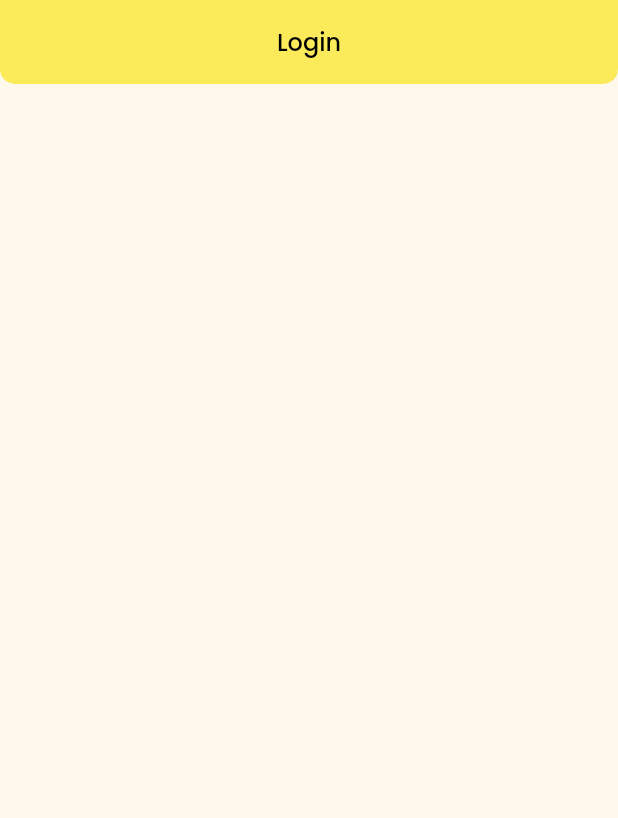
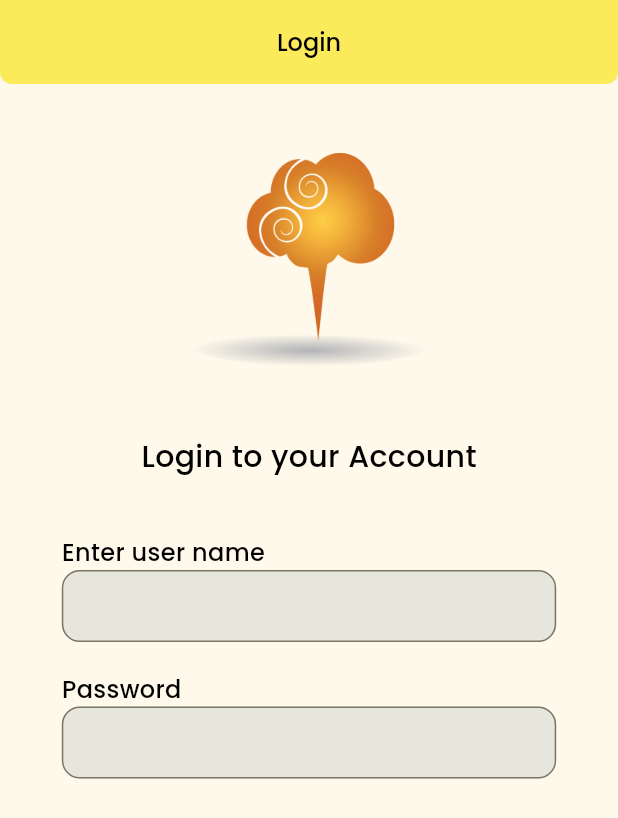
Before and after one commit to Vineeth-Kolichal/code-land-app, a Flutter app: the screen it shows after launch, on a phone screen of 412 x 824 dp. Shown: the top 818 px of the screen. Run offline on Flutter 3.47's test engine with Material 3 defaults, Android fonts, the phone set to English and light mode, and no system bars; our stand-ins replace google_fonts.

Commit message:
text form field designed

```diff
--- a/lib/core/theme/app_theme.dart
+++ b/lib/core/theme/app_theme.dart
@@ -11,4 +11,5 @@ class AppTheme {
   //Colors
   static const Color themeYello = Color(0xFFFBEB5A);
   static const Color blackColor = Colors.black;
+  static const Color textFieldBg = Color(0xFFE7E6DD);
 }
--- a/lib/core/theme/font_styles.dart
+++ b/lib/core/theme/font_styles.dart
@@ -3,3 +3,5 @@ import 'package:flutter/material.dart';
 
 const txt16Black500 = TextStyle(
     fontSize: 16, fontWeight: FontWeight.w500, color: AppTheme.blackColor);
+const txt20Black500 = TextStyle(
+    fontSize: 20, fontWeight: FontWeight.w500, color: AppTheme.blackColor);
--- a/lib/features/Authentication/presentation/pages/login_page.dart
+++ b/lib/features/Authentication/presentation/pages/login_page.dart
@@ -1,3 +1,4 @@
+import 'package:dev_test/common/widgets/space.dart';
 import 'package:dev_test/core/theme/app_theme.dart';
 import 'package:dev_test/core/theme/font_styles.dart';
 import 'package:flutter/material.dart';
@@ -12,7 +13,7 @@ class LoginPage extends StatelessWidget {
         backgroundColor: AppTheme.themeYello,
         shape: RoundedRectangleBorder(
           borderRadius: BorderRadius.vertical(
-            bottom: Radius.circular(10),
+            bottom: Radius.circular(8),
           ),
         ),
         title: Text(
@@ -21,6 +22,75 @@ class LoginPage extends StatelessWidget {
         ),
         centerTitle: true,
       ),
+      body: SingleChildScrollView(
+        child: SizedBox(
+          width: double.infinity,
+          child: Column(
+            children: [
+              Space.y(38),
+              Image.asset(
+                'assets/images/logo.png',
+                height: 158,
+                width: 158,
+              ),
+              Space.y(38),
+              Text(
+                'Login to your Account',
+                style: txt20Black500,
+              ),
+              Space.y(38),
+              TextFieldWithTitle(
+                controller: TextEditingController(),
+                title: 'Enter user name',
+              ),
+              Space.y(20),
+              TextFieldWithTitle(
+                controller: TextEditingController(),
+                title: 'Password',
+              ),
+            ],
+          ),
+        ),
+      ),
     );
   }
 }
+
+class TextFieldWithTitle extends StatelessWidget {
+  const TextFieldWithTitle(
+      {super.key, required this.controller, required this.title});
+  final String title;
+  final TextEditingController controller;
+  @override
+  Widget build(BuildContext context) {
+    Size size = MediaQuery.of(context).size;
+    return SizedBox(
+      width: size.width * 0.8,
+      child: Column(
+        crossAxisAlignment: CrossAxisAlignment.start,
+        children: [
+          Text(
+            title,
+            style: txt16Black500,
+          ),
+          Container(
+            decoration: BoxDecoration(
+              borderRadius: BorderRadius.circular(12),
+              color: AppTheme.textFieldBg,
+            ),
+            child: TextFormField(
+              controller: controller,
+              decoration: InputDecoration(
+                contentPadding: const EdgeInsets.symmetric(horizontal: 10),
+                fillColor: AppTheme.textFieldBg,
+                border: OutlineInputBorder(
+                  borderRadius: BorderRadius.circular(12),
+                ),
+              ),
+            ),
+          ),
+        ],
+      ),
+    );
+  }
+}
--- a/pubspec.yaml
+++ b/pubspec.yaml
@@ -69,8 +69,8 @@ flutter:
   uses-material-design: true
 
   # To add assets to your application, add an assets section, like this:
-  # assets:
-  #   - images/a_dot_burr.jpeg
+  assets:
+    - assets/images/logo.png
   #   - images/a_dot_ham.jpeg
 
   # An image asset can refer to one or more resolution-specific "variants", see
```
